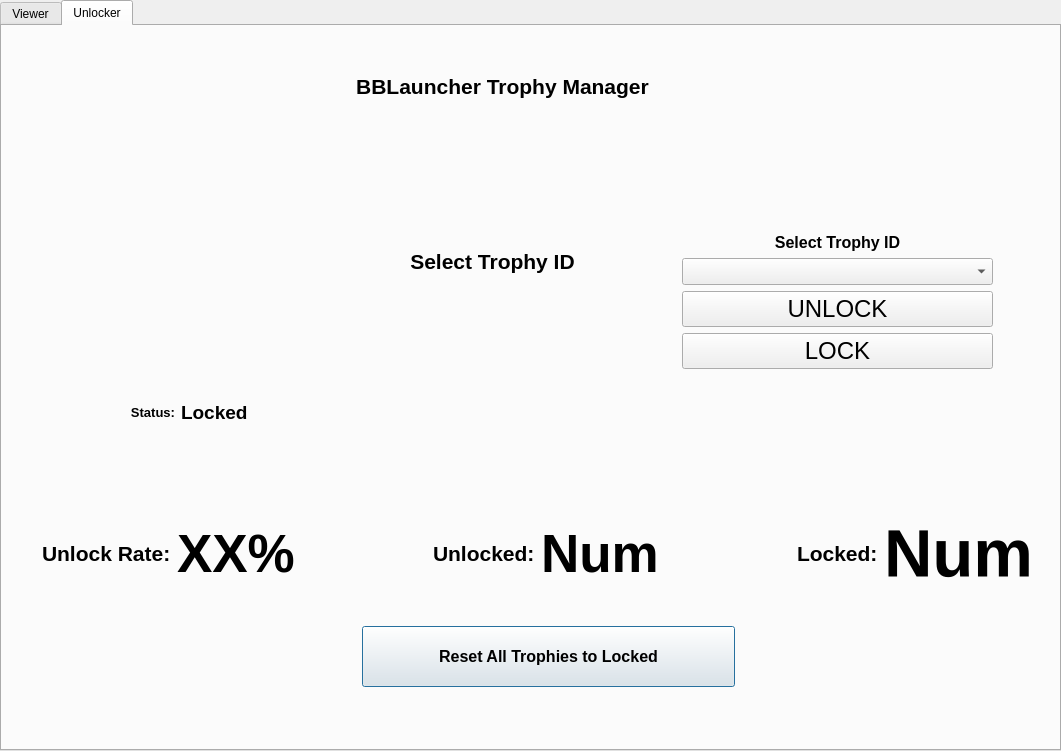
Old version of the form modules/TrophyManager.ui in the repository rainmakerv3/BB_Launcher.
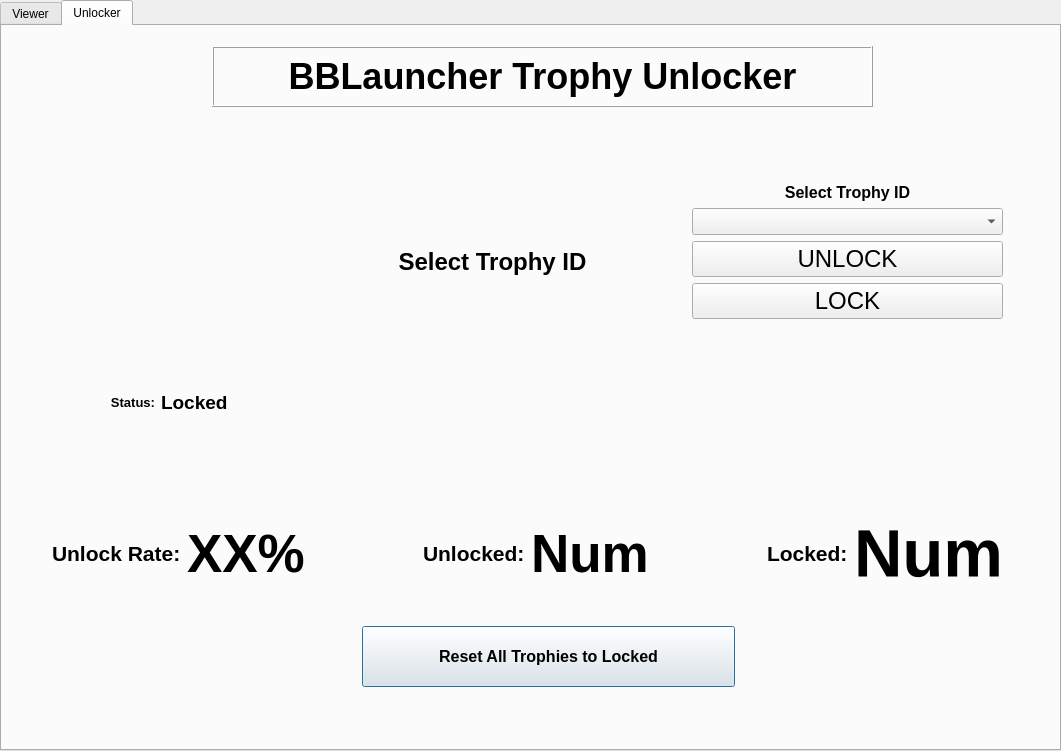
New version of the form. The open tabs and pages were chosen to show the change. Icons and pictures are not drawn.

The edit to the form file:
```diff
--- a/modules/TrophyManager.ui
+++ b/modules/TrophyManager.ui
@@ -22,6 +22,9 @@
      <height>751</height>
     </rect>
    </property>
+   <property name="autoFillBackground">
+    <bool>true</bool>
+   </property>
    <property name="currentIndex">
     <number>0</number>
    </property>
@@ -68,9 +71,9 @@
     <widget class="QWidget" name="horizontalLayoutWidget_14">
      <property name="geometry">
       <rect>
-       <x>40</x>
+       <x>50</x>
        <y>470</y>
-       <width>991</width>
+       <width>951</width>
        <height>115</height>
       </rect>
      </property>
@@ -232,8 +235,8 @@
     <widget class="QLabel" name="TrophyIcon">
      <property name="geometry">
       <rect>
-       <x>70</x>
-       <y>120</y>
+       <x>50</x>
+       <y>110</y>
        <width>241</width>
        <height>231</height>
       </rect>
@@ -256,7 +259,7 @@
      </property>
      <property name="font">
       <font>
-       <pointsize>16</pointsize>
+       <pointsize>18</pointsize>
        <bold>true</bold>
       </font>
      </property>
@@ -273,20 +276,26 @@
     <widget class="QLabel" name="TrophyManagerText">
      <property name="geometry">
       <rect>
-       <x>240</x>
-       <y>30</y>
-       <width>521</width>
+       <x>210</x>
+       <y>20</y>
+       <width>661</width>
        <height>61</height>
       </rect>
      </property>
      <property name="font">
       <font>
-       <pointsize>16</pointsize>
+       <pointsize>27</pointsize>
        <bold>true</bold>
       </font>
      </property>
+     <property name="frameShape">
+      <enum>QFrame::Shape::Box</enum>
+     </property>
+     <property name="frameShadow">
+      <enum>QFrame::Shadow::Raised</enum>
+     </property>
      <property name="text">
-      <string>BBLauncher Trophy Manager</string>
+      <string>BBLauncher Trophy Unlocker</string>
      </property>
      <property name="alignment">
       <set>Qt::AlignmentFlag::AlignCenter</set>
@@ -295,8 +304,8 @@
     <widget class="QWidget" name="layoutWidget">
      <property name="geometry">
       <rect>
-       <x>70</x>
-       <y>370</y>
+       <x>50</x>
+       <y>360</y>
        <width>211</width>
        <height>33</height>
       </rect>
@@ -348,8 +357,8 @@
     <widget class="QWidget" name="verticalLayoutWidget">
      <property name="geometry">
       <rect>
-       <x>680</x>
-       <y>160</y>
+       <x>690</x>
+       <y>110</y>
        <width>311</width>
        <height>183</height>
       </rect>
```
